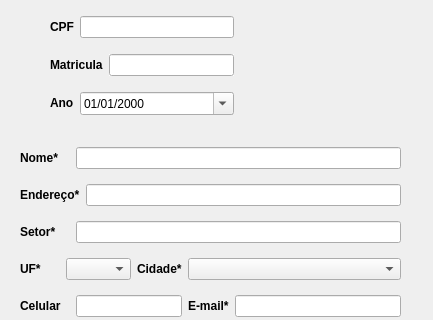
The window that SistemaDeMatriculas-V0/cadastroaluno.ui (leonardopereira10/UEG) describes before a commit, drawn with Qt 5; both pictures show x 0 to 433 and y 0 to 320 of the 433 by 466 pixel window.
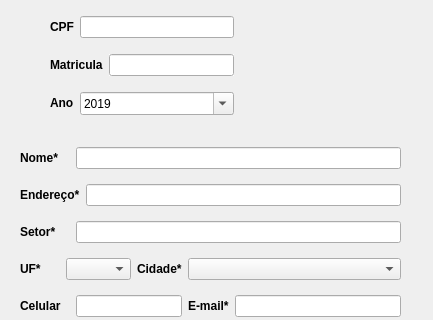
The same window after the commit. Icons and pictures are not drawn.

Patch:
```diff
--- a/SistemaDeMatriculas-V0/cadastroaluno.ui
+++ b/SistemaDeMatriculas-V0/cadastroaluno.ui
@@ -130,8 +130,18 @@
         <day>31</day>
        </date>
       </property>
+      <property name="minimumDate">
+       <date>
+        <year>2019</year>
+        <month>1</month>
+        <day>1</day>
+       </date>
+      </property>
+      <property name="currentSection">
+       <enum>QDateTimeEdit::YearSection</enum>
+      </property>
       <property name="displayFormat">
-       <string>dd/MM/yyyy</string>
+       <string>yyyy</string>
       </property>
       <property name="calendarPopup">
        <bool>true</bool>
```
Left out of the diff: 3 changed lines with no effect on the pictures.
